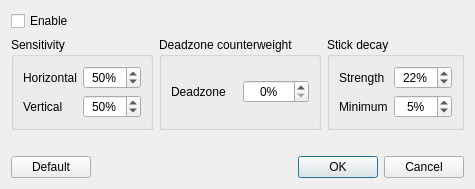
Old version of the form src/yuzu/configuration/configure_mouse_panning.ui in the repository QuantumGhost/yuzu.
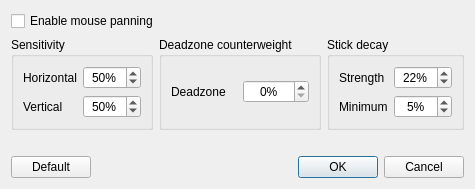
New version of the form.

What changed in the file:
```diff
--- a/src/yuzu/configuration/configure_mouse_panning.ui
+++ b/src/yuzu/configuration/configure_mouse_panning.ui
@@ -9,7 +9,7 @@
    <item>
     <widget class="QCheckBox" name="enable">
      <property name="text">
-      <string>Enable</string>
+      <string>Enable mouse panning</string>
      </property>
      <property name="toolTip">
       <string>Can be toggled via a hotkey</string>
```
Left out of the diff: 2 changed lines with no effect on the pictures.
